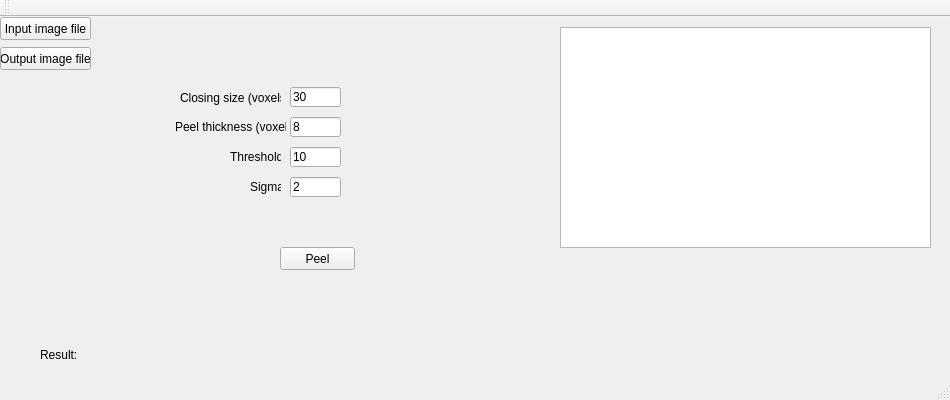
Qt form Qt/Peeler/mainwindow.ui (gibbogle/vessel-tools) before a commit.
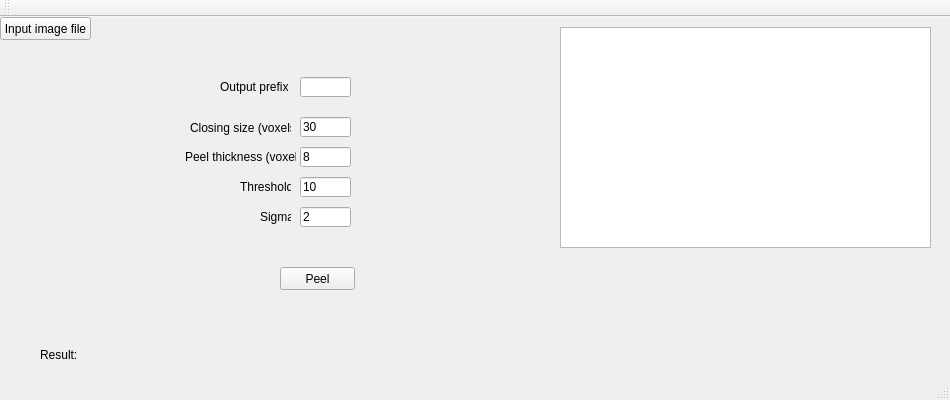
The same form after that commit.

Commit message: Fixed peeler prefix, writeImComp

The edit to the form file:
```diff
--- a/Qt/Peeler/mainwindow.ui
+++ b/Qt/Peeler/mainwindow.ui
@@ -44,7 +44,7 @@
     <property name="geometry">
      <rect>
       <x>280</x>
-      <y>230</y>
+      <y>250</y>
       <width>75</width>
       <height>23</height>
      </rect>
@@ -89,37 +89,11 @@
      </rect>
     </property>
    </widget>
-   <widget class="QPushButton" name="pushButtonOutputFile">
-    <property name="geometry">
-     <rect>
-      <x>0</x>
-      <y>30</y>
-      <width>91</width>
-      <height>23</height>
-     </rect>
-    </property>
-    <property name="text">
-     <string>Output image file</string>
-    </property>
-   </widget>
-   <widget class="QLabel" name="labelOutputFile">
-    <property name="geometry">
-     <rect>
-      <x>90</x>
-      <y>30</y>
-      <width>421</width>
-      <height>21</height>
-     </rect>
-    </property>
-    <property name="text">
-     <string/>
-    </property>
-   </widget>
    <widget class="QLineEdit" name="lineEdit_closingsize">
     <property name="geometry">
      <rect>
-      <x>290</x>
-      <y>70</y>
+      <x>300</x>
+      <y>100</y>
       <width>51</width>
       <height>20</height>
      </rect>
@@ -131,8 +105,8 @@
    <widget class="QLineEdit" name="lineEdit_peelthickness">
     <property name="geometry">
      <rect>
-      <x>290</x>
-      <y>100</y>
+      <x>300</x>
+      <y>130</y>
       <width>51</width>
       <height>20</height>
      </rect>
@@ -144,8 +118,8 @@
    <widget class="QLineEdit" name="lineEdit_threshold">
     <property name="geometry">
      <rect>
-      <x>290</x>
-      <y>130</y>
+      <x>300</x>
+      <y>160</y>
       <width>51</width>
       <height>20</height>
      </rect>
@@ -157,8 +131,8 @@
    <widget class="QLineEdit" name="lineEdit_sigma">
     <property name="geometry">
      <rect>
-      <x>290</x>
-      <y>160</y>
+      <x>300</x>
+      <y>190</y>
       <width>51</width>
       <height>20</height>
      </rect>
@@ -170,8 +144,8 @@
    <widget class="QLabel" name="label_closing">
     <property name="geometry">
      <rect>
-      <x>180</x>
-      <y>70</y>
+      <x>190</x>
+      <y>100</y>
       <width>101</width>
       <height>21</height>
      </rect>
@@ -183,8 +157,8 @@
    <widget class="QLabel" name="label_peel">
     <property name="geometry">
      <rect>
-      <x>175</x>
-      <y>100</y>
+      <x>185</x>
+      <y>130</y>
       <width>111</width>
       <height>20</height>
      </rect>
@@ -196,8 +170,8 @@
    <widget class="QLabel" name="label_threshold">
     <property name="geometry">
      <rect>
-      <x>230</x>
-      <y>130</y>
+      <x>240</x>
+      <y>160</y>
       <width>51</width>
       <height>20</height>
      </rect>
@@ -209,8 +183,8 @@
    <widget class="QLabel" name="label_sigma">
     <property name="geometry">
      <rect>
-      <x>250</x>
-      <y>160</y>
+      <x>260</x>
+      <y>190</y>
       <width>31</width>
       <height>20</height>
      </rect>
@@ -219,6 +193,29 @@
      <string>Sigma</string>
     </property>
    </widget>
+   <widget class="QLineEdit" name="lineEdit_prefix">
+    <property name="geometry">
+     <rect>
+      <x>300</x>
+      <y>60</y>
+      <width>51</width>
+      <height>20</height>
+     </rect>
+    </property>
+   </widget>
+   <widget class="QLabel" name="label_prefix">
+    <property name="geometry">
+     <rect>
+      <x>220</x>
+      <y>60</y>
+      <width>71</width>
+      <height>20</height>
+     </rect>
+    </property>
+    <property name="text">
+     <string>Output prefix</string>
+    </property>
+   </widget>
   </widget>
   <widget class="QMenuBar" name="menuBar">
    <property name="geometry">
```
Left out of the diff: 20 changed lines with no effect on the pictures. The commit also changes 5 other files.
